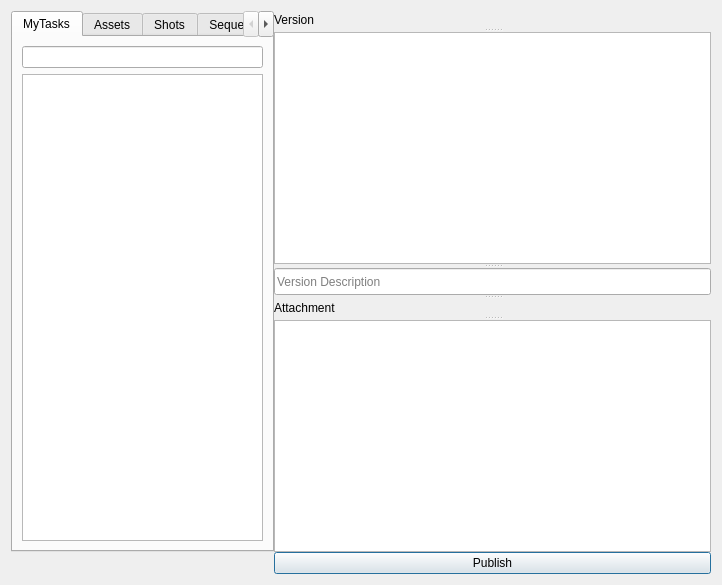
qq994865664/shotgun-desktop-timelog-dialog, file src/sg_desktop_timelog_dialog.ui: the form before one commit.
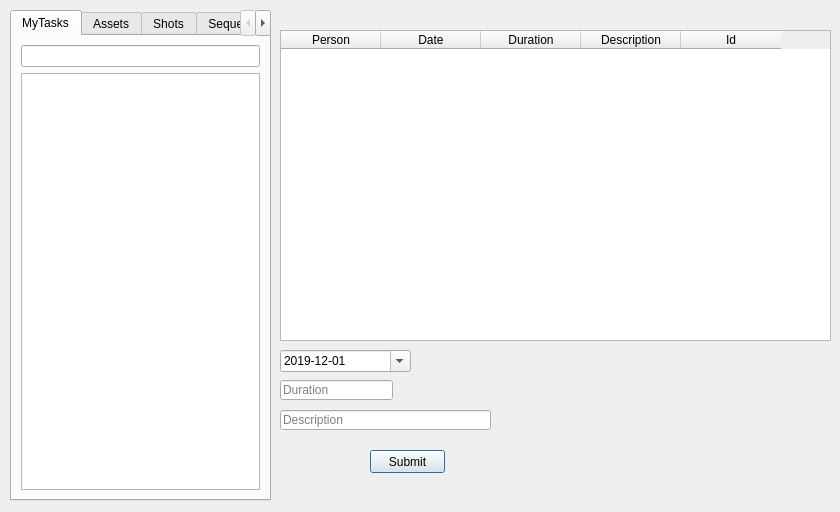
The form after the commit.

```diff
--- a/src/sg_desktop_timelog_dialog.ui
+++ b/src/sg_desktop_timelog_dialog.ui
@@ -6,24 +6,129 @@
    <rect>
     <x>0</x>
     <y>0</y>
-    <width>722</width>
-    <height>585</height>
+    <width>840</width>
+    <height>512</height>
    </rect>
   </property>
   <property name="windowTitle">
    <string>ShotgunVersionDesktop</string>
   </property>
-  <layout class="QGridLayout" name="gridLayout_4">
-   <item row="0" column="0">
-    <layout class="QGridLayout" name="gridLayout_3" columnstretch="3,5">
-     <property name="leftMargin">
-      <number>0</number>
-     </property>
-     <property name="spacing">
-      <number>0</number>
-     </property>
-     <item row="0" column="0">
+  <widget class="QTableWidget" name="tableWidgetTimelog">
+   <property name="geometry">
+    <rect>
+     <x>280</x>
+     <y>30</y>
+     <width>551</width>
+     <height>311</height>
+    </rect>
+   </property>
+   <column>
+    <property name="text">
+     <string>Person</string>
+    </property>
+   </column>
+   <column>
+    <property name="text">
+     <string>Date</string>
+    </property>
+   </column>
+   <column>
+    <property name="text">
+     <string>Duration</string>
+    </property>
+   </column>
+   <column>
+    <property name="text">
+     <string>Description</string>
+    </property>
+   </column>
+   <column>
+    <property name="text">
+     <string>Id</string>
+    </property>
+   </column>
+  </widget>
+  <widget class="QDateEdit" name="dateEditDate">
+   <property name="geometry">
+    <rect>
+     <x>280</x>
+     <y>350</y>
+     <width>131</width>
+     <height>22</height>
+    </rect>
+   </property>
+   <property name="dateTime">
+    <datetime>
+     <hour>0</hour>
+     <minute>0</minute>
+     <second>0</second>
+     <year>2019</year>
+     <month>12</month>
+     <day>1</day>
+    </datetime>
+   </property>
+   <property name="displayFormat">
+    <string>yyyy-MM-dd</string>
+   </property>
+   <property name="calendarPopup">
+    <bool>true</bool>
+   </property>
+   <property name="date">
+    <date>
+     <year>2019</year>
+     <month>12</month>
+     <day>1</day>
+    </date>
+   </property>
+  </widget>
+  <widget class="QLineEdit" name="lineEditDuration">
+   <property name="geometry">
+    <rect>
+     <x>280</x>
+     <y>380</y>
+     <width>113</width>
+     <height>20</height>
+    </rect>
+   </property>
+   <property name="placeholderText">
+    <string>Duration</string>
+   </property>
+  </widget>
+  <widget class="QLineEdit" name="lineEditDescription">
+   <property name="geometry">
+    <rect>
+     <x>280</x>
+     <y>410</y>
+     <width>211</width>
+     <height>20</height>
+    </rect>
+   </property>
+   <property name="placeholderText">
+    <string>Description</string>
+   </property>
+  </widget>
+  <widget class="QPushButton" name="pushButtonSubmit">
+   <property name="geometry">
+    <rect>
+     <x>370</x>
+     <y>450</y>
+     <width>75</width>
+     <height>23</height>
+    </rect>
+   </property>
+   <property name="text">
+    <string>Submit</string>
+   </property>
+  </widget>
       <widget class="QTabWidget" name="tabWidgetList">
+   <property name="geometry">
+    <rect>
+     <x>10</x>
+     <y>10</y>
+     <width>261</width>
+     <height>491</height>
+    </rect>
+   </property>
        <property name="currentIndex">
         <number>0</number>
        </property>
@@ -96,60 +201,6 @@
         </layout>
        </widget>
       </widget>
-     </item>
-     <item row="1" column="1">
-      <widget class="QPushButton" name="pushButtonPublish">
-       <property name="text">
-        <string>Publish</string>
-       </property>
-      </widget>
-     </item>
-     <item row="0" column="1">
-      <widget class="QSplitter" name="splitter">
-       <property name="orientation">
-        <enum>Qt::Vertical</enum>
-       </property>
-       <widget class="QLabel" name="labelVersion">
-        <property name="text">
-         <string>Version</string>
-        </property>
-       </widget>
-       <widget class="QListWidget" name="listWidgetVersion">
-        <property name="showDropIndicator" stdset="0">
-         <bool>true</bool>
-        </property>
-        <property name="dragEnabled">
-         <bool>false</bool>
-        </property>
-        <property name="dragDropMode">
-         <enum>QAbstractItemView::NoDragDrop</enum>
-        </property>
-       </widget>
-       <widget class="QLineEdit" name="lineEditDescription">
-        <property name="inputMask">
-         <string/>
-        </property>
-        <property name="text">
-         <string/>
-        </property>
-        <property name="maxLength">
-         <number>32767</number>
-        </property>
-        <property name="placeholderText">
-         <string>Version Description</string>
-        </property>
-       </widget>
-       <widget class="QLabel" name="labelAttachment">
-        <property name="text">
-         <string>Attachment</string>
-        </property>
-       </widget>
-       <widget class="QListWidget" name="listWidgetAttachment"/>
-      </widget>
-     </item>
-    </layout>
-   </item>
-  </layout>
  </widget>
  <resources/>
  <connections>
```
Left out of the diff: 30 changed lines with no effect on the pictures. Lines whose indentation alone changed are shown as unchanged.
